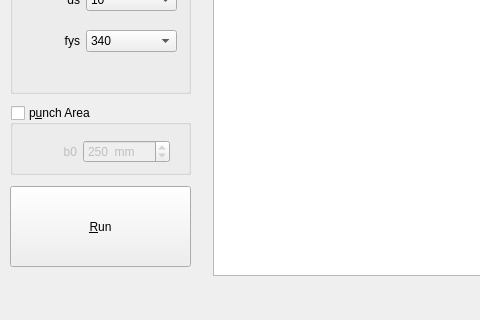
Before: the Qt Designer form civilTools/applications/punch/mainwindow.ui in ebrahimraeyat/civilTools, drawn with Qt 5; both pictures show x 0 to 480 and y 554 to 874 of the 880 by 874 pixel window.
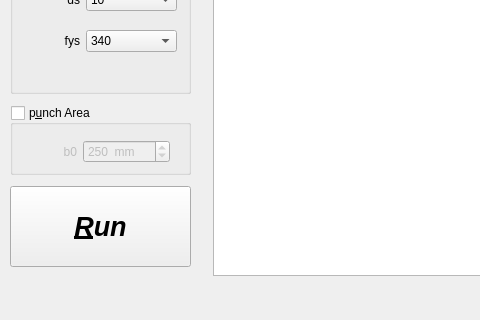
After: the same form once the commit is applied. Icons and pictures are not drawn.

```diff
--- a/civilTools/applications/punch/mainwindow.ui
+++ b/civilTools/applications/punch/mainwindow.ui
@@ -716,9 +716,28 @@
          <height>81</height>
         </size>
        </property>
+       <property name="font">
+        <font>
+         <pointsize>20</pointsize>
+         <weight>75</weight>
+         <italic>true</italic>
+         <bold>true</bold>
+         <strikeout>false</strikeout>
+        </font>
+       </property>
        <property name="text">
         <string>&amp;Run</string>
        </property>
+       <property name="icon">
+        <iconset>
+         <normaloff>images/run.png</normaloff>images/run.png</iconset>
+       </property>
+       <property name="iconSize">
+        <size>
+         <width>64</width>
+         <height>64</height>
+        </size>
+       </property>
       </widget>
      </item>
     </layout>
```
